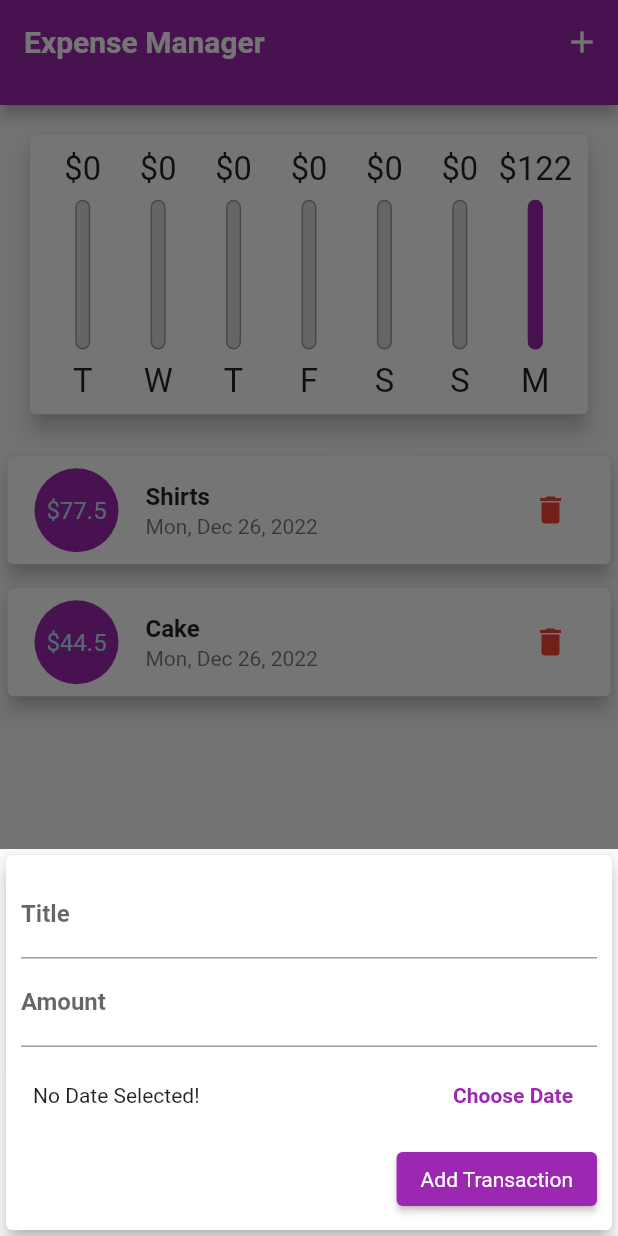
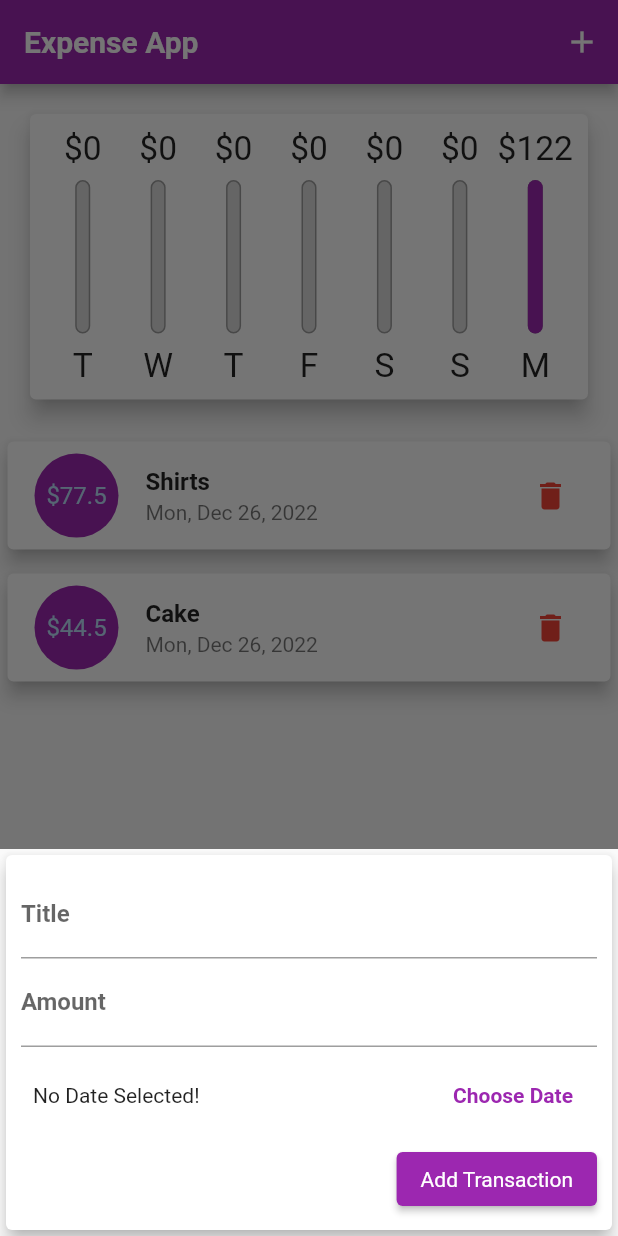
Before and after one commit to rajeshmadasu/ExpenseManagerFlutterApp, a Flutter app: the screen it shows after launch, after a tap on the "delete" icon, after a tap on the "add" icon, on a phone screen of 412 x 824 dp. Run offline on Flutter 3.47's test engine with Material 2 defaults, Android fonts, the phone set to English and light mode, and no system bars; Roboto replaces fonts that are missing (OpenSans, Quicksand).

Commit message:
Seperated transaction listtem as new widget , made few code refactoring to improve readability and lifecycle methods are called in NewTransaction to understand the stateful lifecycle

```diff
--- a/lib/main.dart
+++ b/lib/main.dart
@@ -110,42 +110,101 @@ class _MyHomePageState extends State<MyHomePage> {
         });
   }
 
+  List<Widget> _buildLandScapeContent(MediaQueryData mediaQuery,
+      PreferredSizeWidget appBar, Widget txListWidget) {
+    return [
+      Row(
+        mainAxisAlignment: MainAxisAlignment.center,
+        children: <Widget>[
+          const Text('Show Chart'),
+          Switch.adaptive(
+            activeColor: Theme.of(context).buttonTheme.colorScheme?.secondary,
+            value: _showChart,
+            onChanged: (value) {
+              setState(() {
+                _showChart = value;
+              });
+            },
+          )
+        ],
+      ),
+      _showChart
+          ? Container(
+              height: (mediaQuery.size.height -
+                      appBar.preferredSize.height -
+                      mediaQuery.padding.top) *
+                  0.7,
+              child: Chart(
+                recentTransactions: _recentTransactions,
+              ),
+            )
+          : txListWidget
+    ];
+  }
+
+  List<Widget> _buildProtraitContent(MediaQueryData mediaQuery,
+      PreferredSizeWidget appBar, Widget txListWidget) {
+    return [
+      Container(
+        height: (mediaQuery.size.height -
+                appBar.preferredSize.height -
+                mediaQuery.padding.top) *
+            0.3,
+        child: Chart(
+          recentTransactions: _recentTransactions,
+        ),
+      ),
+      txListWidget
+    ];
+  }
+
+  Widget _buildCupertinoAppBar() {
+    return CupertinoNavigationBar(
+      middle: Text(
+        'Expense App',
+        style: Theme.of(context).appBarTheme.titleTextStyle,
+      ),
+      trailing: Row(
+        // important, else Row will take whole space and Text in middle attribute will not be visible
+        mainAxisSize: MainAxisSize.min,
+        children: [
+          GestureDetector(
+            onTap: () {
+              _startModalBottomSheet(context);
+            },
+            child: const Icon(CupertinoIcons.add),
+          ),
+        ],
+      ),
+    );
+  }
+
+  Widget _buildMaterialAppBar() {
+    return AppBar(
+      // by creating appbar variable, we can access contraints of appbar
+      title: Text(
+        'Expense App',
+        style: Theme.of(context).appBarTheme.titleTextStyle,
+      ),
+      actions: [
+        IconButton(
+            onPressed: () {
+              _startModalBottomSheet(context);
+            },
+            icon: const Icon(Icons.add))
+      ],
+    );
+  }
+
   @override
   Widget build(BuildContext context) {
     final mediaQuery = MediaQuery.of(context);
     final isLandscape = mediaQuery.orientation == Orientation.landscape;
 
-    final PreferredSizeWidget appBar = Platform.isIOS
-        ? CupertinoNavigationBar(
-            middle: Text('Expense Manager'),
-            trailing: Row(
-              mainAxisSize: MainAxisSize.min,
-              children: [
-                IconButton(
-                    onPressed: () {
-                      _startModalBottomSheet(context);
-                    },
-                    icon: Icon(Icons.add))
-              ],
-            ),
-          )
-        : PreferredSize(
-            preferredSize: Size(mediaQuery.size.width, 70),
-            child: AppBar(
-              title: const Text(
-                'Expense Manager',
-                style: TextStyle(fontFamily: 'Quicksand'),
-              ),
-              actions: <Widget>[
-                IconButton(
-                    onPressed: () {
-                      _startModalBottomSheet(context);
-                    },
-                    icon: Icon(Icons.add))
-              ],
-            ));
-
-    final transactionListWidget = Container(
+    final PreferredSizeWidget appBar = (Platform.isIOS
+        ? _buildCupertinoAppBar()
+        : _buildMaterialAppBar()) as PreferredSizeWidget;
+    final txListWidget = Container(
         height: (mediaQuery.size.height -
                 appBar.preferredSize.height -
                 mediaQuery.padding.top) *
@@ -158,53 +217,18 @@ class _MyHomePageState extends State<MyHomePage> {
             crossAxisAlignment: CrossAxisAlignment.stretch,
             children: [
           if (isLandscape)
-            Row(
-              mainAxisAlignment: MainAxisAlignment.center,
-              children: <Widget>[
-                const Text('Show Chart'),
-                Switch.adaptive(
-                  activeColor:
-                      Theme.of(context).buttonTheme.colorScheme?.secondary,
-                  value: _showChart,
-                  onChanged: (value) {
-                    setState(() {
-                      _showChart = value;
-                    });
-                  },
-                )
-              ],
-            ),
+            ..._buildLandScapeContent(mediaQuery, appBar, txListWidget),
           if (!isLandscape)
-            Container(
-              height: (mediaQuery.size.height -
-                      appBar.preferredSize.height -
-                      mediaQuery.padding.top) *
-                  0.3,
-              child: Chart(
-                recentTransactions: _recentTransactions,
-              ),
-            ),
-          if (!isLandscape) transactionListWidget,
-          if (isLandscape)
-            _showChart
-                ? Container(
-                    height: (mediaQuery.size.height -
-                            appBar.preferredSize.height -
-                            mediaQuery.padding.top) *
-                        0.7,
-                    child: Chart(
-                      recentTransactions: _recentTransactions,
-                    ),
-                  )
-                : transactionListWidget
+            ..._buildProtraitContent(mediaQuery, appBar, txListWidget),
         ]));
     Scaffold getAndroidView(
         PreferredSizeWidget appBar,
         bool isLandscape,
         MediaQueryData mediaQuery,
-        Container transactionListWidget,
+        Container txListWidget,
         SingleChildScrollView pageBody) {
       return Scaffold(
+        resizeToAvoidBottomInset: false,
         appBar: appBar,
         body: pageBody,
         floatingActionButtonLocation: FloatingActionButtonLocation.centerFloat,
@@ -218,6 +242,6 @@ class _MyHomePageState extends State<MyHomePage> {
     }
 
     return getAndroidView(
-        appBar, isLandscape, mediaQuery, transactionListWidget, pageBody);
+        appBar, isLandscape, mediaQuery, txListWidget, pageBody);
   }
 }
--- a/lib/widgets/new_transaction.dart
+++ b/lib/widgets/new_transaction.dart
@@ -4,10 +4,15 @@ import 'package:flutter/material.dart';
 class NewTransaction extends StatefulWidget {
   final Function addNewTransaction;
 
-  const NewTransaction(this.addNewTransaction, {super.key});
+  NewTransaction(this.addNewTransaction, {super.key}) {
+    print('Constructor NewTransaction Widget');
+  }
 
   @override
-  State<NewTransaction> createState() => _NewTransactionState();
+  State<NewTransaction> createState() {
+    print('createState NewTransaction Widget');
+    return _NewTransactionState();
+  }
 }
 
 class _NewTransactionState extends State<NewTransaction> {
@@ -16,6 +21,28 @@ class _NewTransactionState extends State<NewTransaction> {
   final _textAmountContoller = TextEditingController();
 
   DateTime? _selectedDate;
+
+  _NewTransactionState() {
+    print('Constructor NewTransaction State');
+  }
+
+  @override
+  void initState() {
+    super.initState();
+    print('initState()');
+  }
+
+  @override
+  void didUpdateWidget(covariant NewTransaction oldWidget) {
+    super.didUpdateWidget(oldWidget);
+    print('didUpdateWidget()');
+  }
+
+  @override
+  void dispose() {
+    super.dispose();
+    print('dispose()');
+  }
 
   void _presentDatePicker() {
     showDatePicker(
--- a/lib/widgets/transaction_list.dart
+++ b/lib/widgets/transaction_list.dart
@@ -1,11 +1,12 @@
 import 'package:flutter/material.dart';
 import '../models/transaction.dart';
 import 'package:intl/intl.dart';
+import 'transaction_listitem.dart';
 
 class TransactionList extends StatelessWidget {
   final List<Transaction> transactions;
   final Function deleteTx;
-  TransactionList(this.transactions, this.deleteTx);
+  const TransactionList(this.transactions, this.deleteTx, {super.key});
 
   @override
   Widget build(BuildContext context) {
@@ -33,42 +34,11 @@ class TransactionList extends StatelessWidget {
           })
         : ListView.builder(
             itemBuilder: (context, index) {
-              return getListChildView(context, index);
+              return TransactionItem(
+                  transaction: transactions[index], deleteTx: deleteTx);
             },
             itemCount: transactions.length,
           );
-  }
-
-  Card getListChildView(BuildContext context, int index) {
-    return Card(
-        elevation: 5,
-        margin: const EdgeInsets.symmetric(vertical: 8, horizontal: 5),
-        child: ListTile(
-          leading: CircleAvatar(
-            backgroundColor: Theme.of(context).colorScheme.primary,
-            radius: 30,
-            child: Padding(
-              padding: const EdgeInsets.all(6.0),
-              child: FittedBox(child: Text('\$${transactions[index].amount}')),
-            ),
-          ),
-          title: Text(
-            transactions[index].title,
-            style: Theme.of(context).textTheme.titleMedium,
-          ),
-          subtitle: Text(DateFormat.yMMMEd().format(transactions[index].date)),
-          trailing: MediaQuery.of(context).size.width > 460
-              ? TextButton.icon(
-                  label: const Text('Delete'),
-                  icon: const Icon(Icons.delete),
-                  onPressed: () => deleteTx(transactions[index].id),
-                )
-              : IconButton(
-                  onPressed: () => deleteTx(transactions[index].id),
-                  icon: Icon(Icons.delete),
-                  color: Theme.of(context).errorColor,
-                ),
-        ));
   }
 
   Card getChildViews(BuildContext context, int index) {
--- /dev/null
+++ b/lib/widgets/transaction_listitem.dart
@@ -0,0 +1,47 @@
+import 'package:flutter/material.dart';
+import '../models/transaction.dart';
+import 'package:intl/intl.dart';
+
+class TransactionItem extends StatelessWidget {
+  const TransactionItem({
+    Key? key,
+    required this.transaction,
+    required this.deleteTx,
+  }) : super(key: key);
+
+  final Transaction transaction;
+  final Function deleteTx;
+
+  @override
+  Widget build(BuildContext context) {
+    return Card(
+        elevation: 5,
+        margin: const EdgeInsets.symmetric(vertical: 8, horizontal: 5),
+        child: ListTile(
+          leading: CircleAvatar(
+            backgroundColor: Theme.of(context).colorScheme.primary,
+            radius: 30,
+            child: Padding(
+              padding: const EdgeInsets.all(6.0),
+              child: FittedBox(child: Text('\$${transaction.amount}')),
+            ),
+          ),
+          title: Text(
+            transaction.title,
+            style: Theme.of(context).textTheme.titleMedium,
+          ),
+          subtitle: Text(DateFormat.yMMMEd().format(transaction.date)),
+          trailing: MediaQuery.of(context).size.width > 460
+              ? TextButton.icon(
+                  label: const Text('Delete'),
+                  icon: const Icon(Icons.delete),
+                  onPressed: () => deleteTx(transaction.id),
+                )
+              : IconButton(
+                  onPressed: () => deleteTx(transaction.id),
+                  icon: const Icon(Icons.delete),
+                  color: Theme.of(context).errorColor,
+                ),
+        ));
+  }
+}
```
